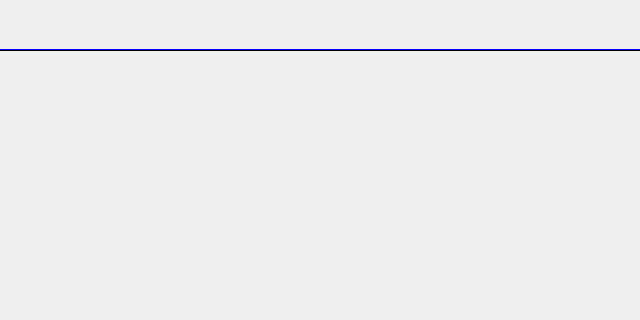
Qt form mainframe_5.ui (dongdong-2009/3-5AxisRobot) before a commit; both pictures show x 0 to 640 and y 0 to 320 of the 640 by 480 pixel window.
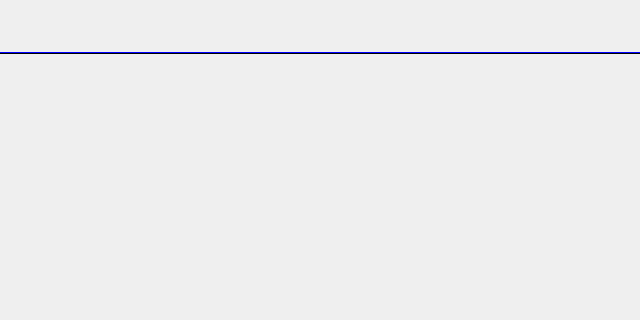
The same form after that commit. Custom widgets are drawn as their Qt base class.

Patch:
```diff
--- a/mainframe_5.ui
+++ b/mainframe_5.ui
@@ -53,7 +53,7 @@
        <property name="minimumSize">
         <size>
          <width>0</width>
-         <height>49</height>
+         <height>52</height>
         </size>
        </property>
        <property name="maximumSize">
@@ -75,7 +75,7 @@
        <property name="minimumSize">
         <size>
          <width>0</width>
-         <height>49</height>
+         <height>52</height>
         </size>
        </property>
        <property name="maximumSize">
```
Left out of the diff: 11 changed lines with no effect on the pictures.
